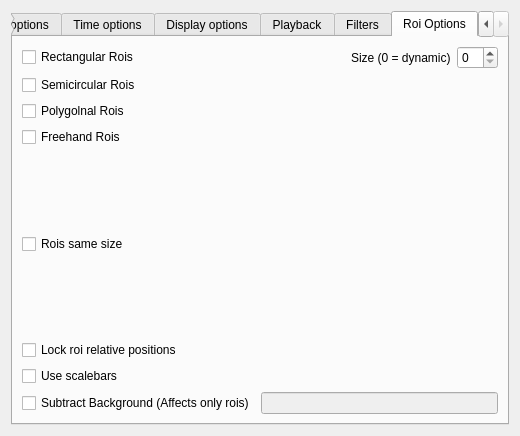
fedeceri85/robopy2, file ProcessOptionsGui.ui: the form before one commit.
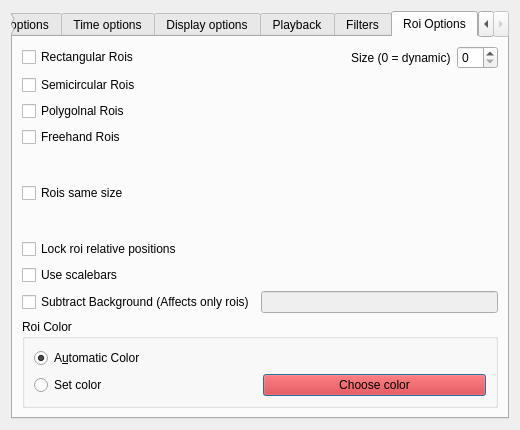
The form after the commit. The open tabs and pages were chosen to show the change.

Commit message: Implemented Roi different colors, same colors and reset roi color cycle

Diff of the .ui file:
```diff
--- a/ProcessOptionsGui.ui
+++ b/ProcessOptionsGui.ui
@@ -7,7 +7,7 @@
     <x>0</x>
     <y>0</y>
     <width>520</width>
-    <height>436</height>
+    <height>430</height>
    </rect>
   </property>
   <property name="windowTitle">
@@ -1005,7 +1005,7 @@
       <attribute name="title">
        <string>Roi Options</string>
       </attribute>
-      <layout class="QVBoxLayout" name="verticalLayout">
+      <layout class="QVBoxLayout" name="verticalLayout_13">
        <item>
         <layout class="QHBoxLayout" name="horizontalLayout_20">
          <item>
@@ -1148,6 +1148,90 @@
          </item>
         </layout>
        </item>
+       <item>
+        <widget class="QGroupBox" name="groupBox">
+         <property name="title">
+          <string>Roi Color</string>
+         </property>
+         <layout class="QVBoxLayout" name="verticalLayout_12">
+          <item>
+           <layout class="QVBoxLayout" name="verticalLayout">
+            <item>
+             <widget class="QRadioButton" name="autoColorRadioButton">
+              <property name="text">
+               <string>A&amp;utomatic Color</string>
+              </property>
+              <property name="checked">
+               <bool>true</bool>
+              </property>
+              <attribute name="buttonGroup">
+               <string notr="true">buttonGroup_2</string>
+              </attribute>
+             </widget>
+            </item>
+            <item>
+             <layout class="QHBoxLayout" name="horizontalLayout_28">
+              <item>
+               <widget class="QRadioButton" name="setColorradioButton">
+                <property name="text">
+                 <string>Set color</string>
+                </property>
+                <attribute name="buttonGroup">
+                 <string notr="true">buttonGroup_2</string>
+                </attribute>
+               </widget>
+              </item>
+              <item>
+               <widget class="QPushButton" name="chooseColorButton">
+                <property name="palette">
+                 <palette>
+                  <active>
+                   <colorrole role="Button">
+                    <brush brushstyle="SolidPattern">
+                     <color alpha="255">
+                      <red>255</red>
+                      <green>0</green>
+                      <blue>0</blue>
+                     </color>
+                    </brush>
+                   </colorrole>
+                  </active>
+                  <inactive>
+                   <colorrole role="Button">
+                    <brush brushstyle="SolidPattern">
+                     <color alpha="255">
+                      <red>255</red>
+                      <green>0</green>
+                      <blue>0</blue>
+                     </color>
+                    </brush>
+                   </colorrole>
+                  </inactive>
+                  <disabled>
+                   <colorrole role="Button">
+                    <brush brushstyle="SolidPattern">
+                     <color alpha="255">
+                      <red>255</red>
+                      <green>0</green>
+                      <blue>0</blue>
+                     </color>
+                    </brush>
+                   </colorrole>
+                  </disabled>
+                 </palette>
+                </property>
+                <property name="text">
+                 <string>Choose color</string>
+                </property>
+               </widget>
+              </item>
+             </layout>
+            </item>
+           </layout>
+          </item>
+         </layout>
+        </widget>
+       </item>
       </layout>
      </widget>
     </widget>
```
Left out of the diff: 3 changed lines with no effect on the pictures. The commit also changes 6 other files.
